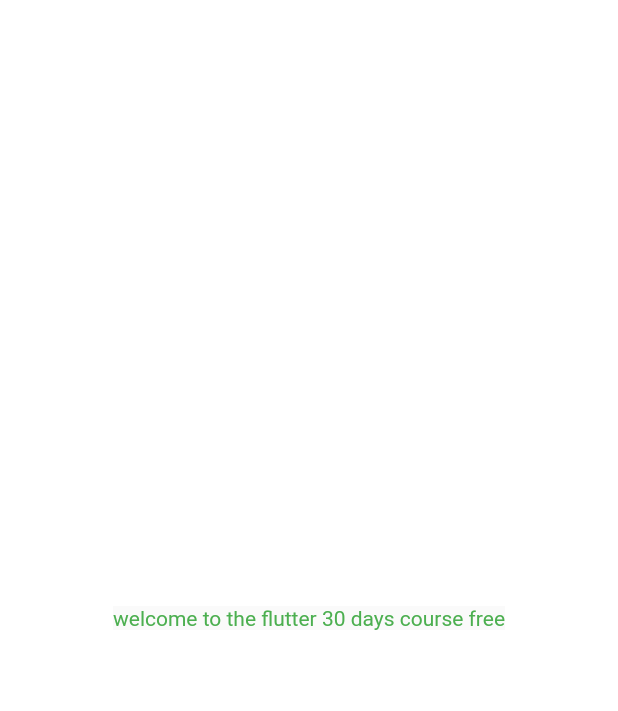
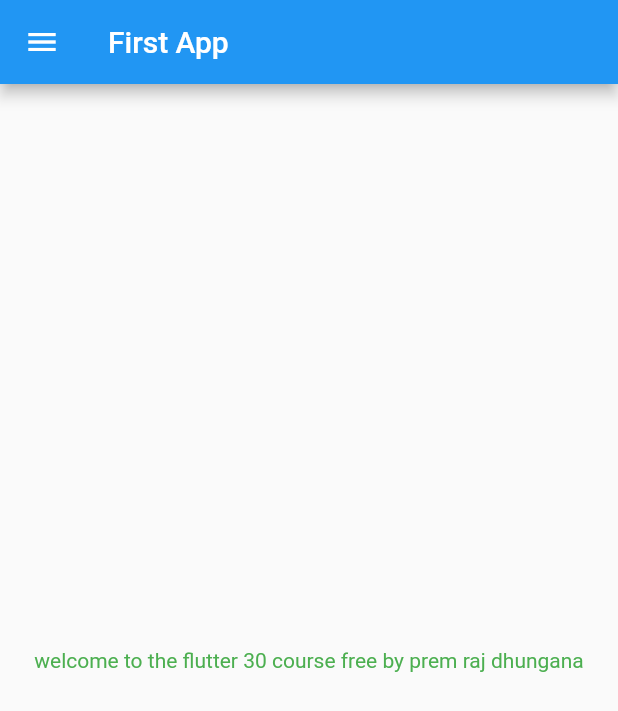
Before and after one commit to prem-raj461/learn-flutter-30days, a Flutter app: the screen it shows after launch, on a phone screen of 412 x 824 dp. Shown: the top 711 px of the screen. Run offline on Flutter 3.47's test engine with Material 2 defaults, Android fonts, the phone set to English and light mode, and no system bars.

Commit message:
day 2 completed

```diff
--- /dev/null
+++ b/lib/homepage.dart
@@ -0,0 +1,21 @@
+import 'package:flutter/material.dart';
+
+class HomePage extends StatelessWidget {
+  final int day = 30;
+  final String name = "prem raj dhungana";
+  @override
+  Widget build(BuildContext context) {
+    return Scaffold(
+      appBar: AppBar(
+        title: Text("First App"),
+      ),
+      body: Center(
+        child: Text(
+          "welcome to the flutter $day course free by $name",
+          style: TextStyle(color: Colors.green),
+        ),
+      ),
+      drawer: Drawer(),
+    );
+  }
+}
--- a/lib/main.dart
+++ b/lib/main.dart
@@ -1,15 +1,20 @@
 import 'package:flutter/material.dart';
+import 'package:learningflutter/homepage.dart';
 
 void main() {
-   runApp(MyApp()) ;
+  runApp(MyApp());
 }
 
 class MyApp extends StatelessWidget {
+  // int day = 30;
+  // String name = "Hi, i am prem raj dhungana";
+  // bool isMale = true; //it can take value in the form of true or false
+  // num val = 3;
+  // var day = "this is sunday"; //automatically idetifies the type of variable
+  // const pi = 3.123; //cannot change the value of pi in later
+  // final pi_value = 3.14; //we can modify the value of pi later
   @override
   Widget build(BuildContext context) {
-     return MaterialApp(
-       home: Center(child: Material(child: Text("welcome to the flutter 30 days course free", style: TextStyle(color: Colors.green),),)),
-
-     );
+    return MaterialApp(home: HomePage());
   }
 }
```
Lines whose indentation alone changed are shown as unchanged.
